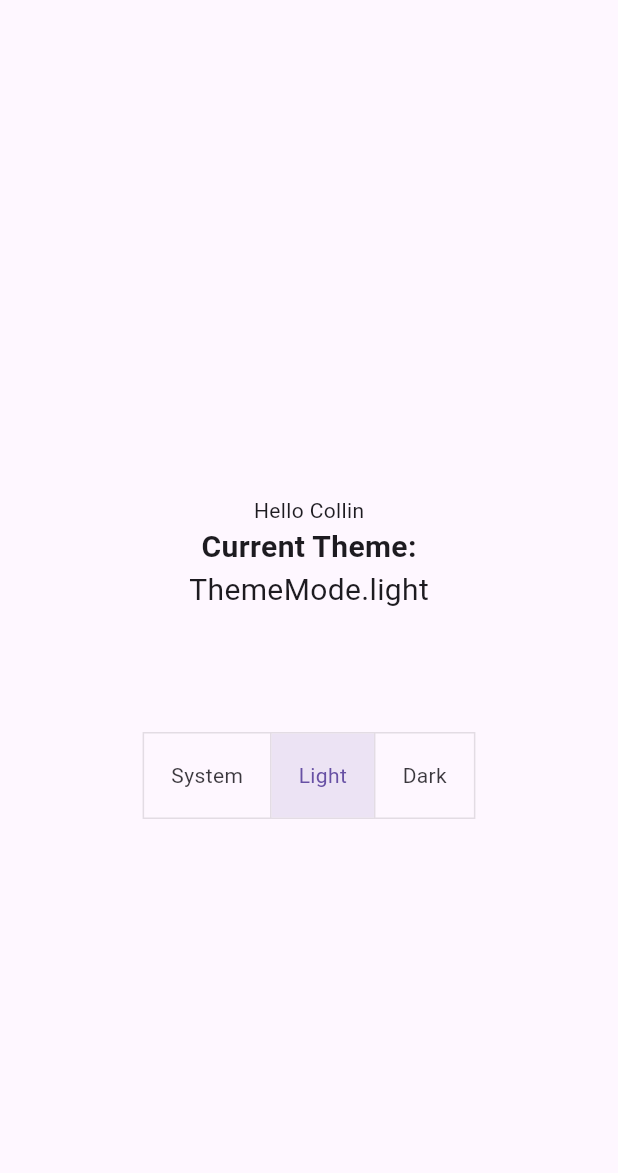
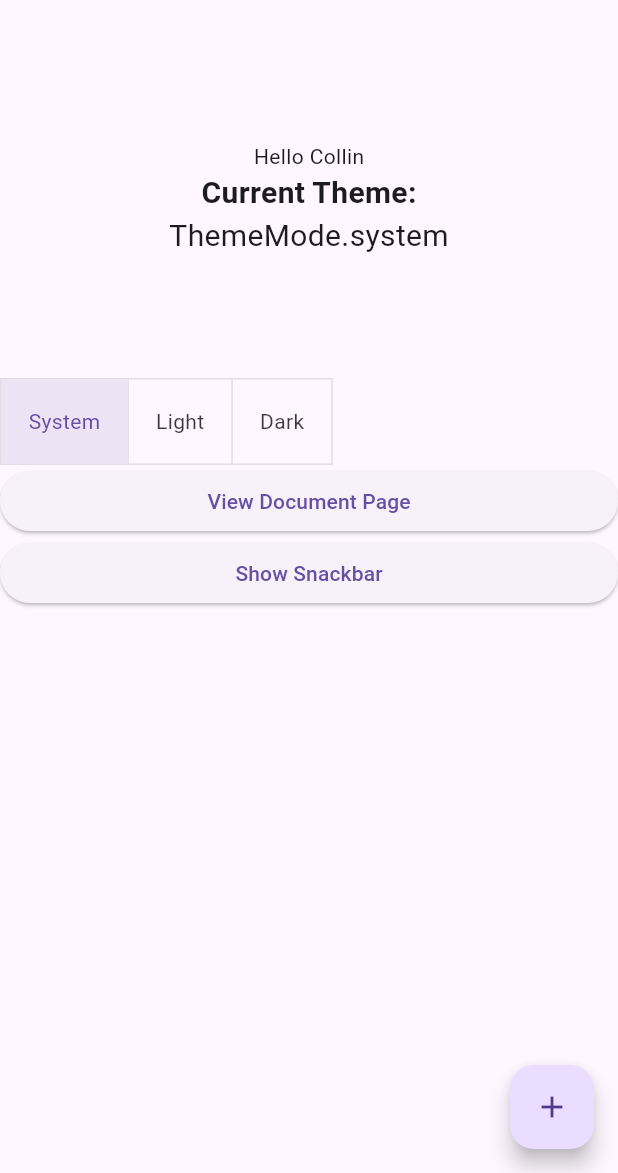
Before and after one commit to CollinGerken/project_markdown, a Flutter app: the screen it shows after launch, on a phone screen of 412 x 824 dp, the part 63-1236 px from its top. Run offline on Flutter 3.47's test engine with Material 3 defaults, Android fonts, the phone set to English and light mode, and no system bars.

Commit message:
Adding demo modal and snackbar

```diff
--- a/lib/_imports.dart
+++ b/lib/_imports.dart
@@ -11,6 +11,9 @@ export 'pages/settings/current_settings.dart';
 export 'pages/settings/options.dart';
 
 export 'pages/sliding_drawer.dart';
+export 'pages/document.dart';
+
+export 'components/modal.dart';
 
 // services
 export '/services/app_state.dart';
--- a/lib/main.dart
+++ b/lib/main.dart
@@ -30,6 +30,9 @@ class MainApp extends StatelessWidget {
         darkTheme: darkTheme,
         themeMode: appState.themeMode,
         home: const SettingsPage(),
+        routes: {
+          'document': (context) => Document()
+        },
       );
   }
 }
--- a/lib/pages/settings/settings.dart
+++ b/lib/pages/settings/settings.dart
@@ -1,7 +1,21 @@
 import '/_imports.dart';
 
-class SettingsPage extends StatelessWidget {
+class SettingsPage extends StatefulWidget {
   const SettingsPage({super.key});
+
+  @override
+  State<SettingsPage> createState() => _SettingsPageState();
+}
+
+class _SettingsPageState extends State<SettingsPage> {
+  void showDialogBox() {
+    showDialog(
+      context: context,
+      builder: (context) {
+        return const Modal();
+      },
+    );
+  }
 
   @override
   Widget build(BuildContext context) {
@@ -11,15 +25,31 @@ class SettingsPage extends StatelessWidget {
       appBar: AppBar(
         title: const Text('Settings'),
       ),
-      body: Center(
-        child: Column(
-          mainAxisAlignment: MainAxisAlignment.center,
+      floatingActionButton: FloatingActionButton(
+        onPressed: showDialogBox,
+        child: const Icon(Icons.add),
+      ),
+      body: ListView(
           children: [
             CurrentSettings(appState: appState),
             Options(appState: appState),
+            ElevatedButton(
+              child: const Text('View Document Page'),
+              onPressed: () { Navigator.pushNamed(context, 'document'); },
+            ),
+            ElevatedButton(
+              child: const Text('Show Snackbar'),
+              onPressed: () {
+                ScaffoldMessenger.of(context).showSnackBar(
+                  const SnackBar(
+                    backgroundColor: Colors.yellow,
+                    content: Text('This is a YELLOW snackbar message.')
+                    ),
+                  );
+              },
+            ),
           ]
         ),
-      ),
     );
   }
 }
--- a/lib/services/app_state.dart
+++ b/lib/services/app_state.dart
@@ -11,7 +11,7 @@ class AppState extends ChangeNotifier {
       }
   }
 
-  ThemeMode themeMode = ThemeMode.light;
+  ThemeMode themeMode = ThemeMode.system;
   List<bool> selectedThemeMode = [false, false, false];
 
   void setTheme(int index) {
```
Also changed, not shown: lib/components/modal.dart (added, +20 -0 lines), lib/pages/document.dart (added, +34 -0 lines).
